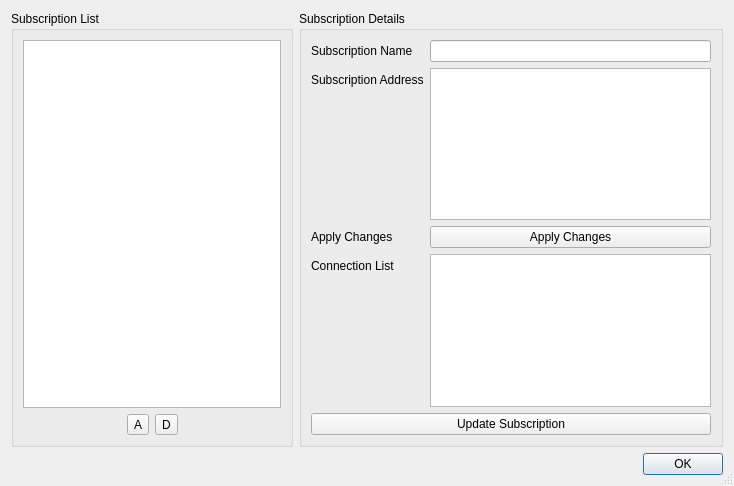
Before: the Qt Designer form src/ui/w_SubscriptionEditor.ui in darsvador/qvssr, drawn with Qt 5.
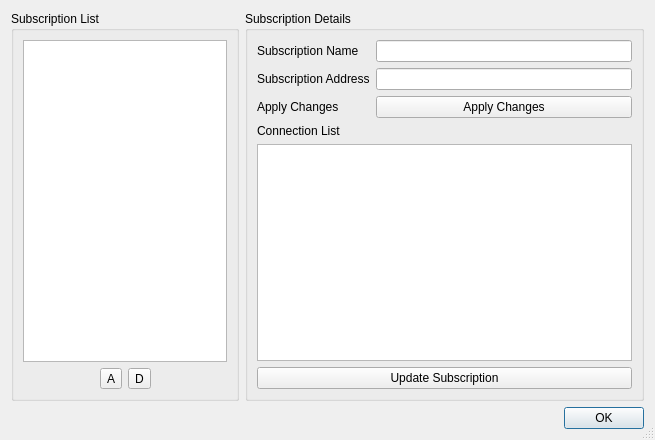
After: the same form once the commit is applied.

Commit message: [add] Added subscription autostart #126 #150 #151

```diff
--- a/src/ui/w_SubscriptionEditor.ui
+++ b/src/ui/w_SubscriptionEditor.ui
@@ -6,10 +6,16 @@
    <rect>
     <x>0</x>
     <y>0</y>
-    <width>734</width>
-    <height>486</height>
+    <width>655</width>
+    <height>440</height>
    </rect>
   </property>
+  <property name="minimumSize">
+   <size>
+    <width>655</width>
+    <height>440</height>
+   </size>
+  </property>
   <property name="windowTitle">
    <string>SubscribeEditor</string>
   </property>
@@ -19,7 +25,17 @@
   <property name="modal">
    <bool>true</bool>
   </property>
-  <layout class="QGridLayout" name="gridLayout" columnstretch="4,6">
+  <layout class="QGridLayout" name="gridLayout" columnstretch="4,7">
+   <item row="1" column="0" colspan="2">
+    <widget class="QDialogButtonBox" name="buttonBox">
+     <property name="orientation">
+      <enum>Qt::Horizontal</enum>
+     </property>
+     <property name="standardButtons">
+      <set>QDialogButtonBox::Ok</set>
+     </property>
+    </widget>
+   </item>
    <item row="0" column="0">
     <widget class="QGroupBox" name="groupBox">
      <property name="title">
@@ -106,6 +122,8 @@
      <property name="title">
       <string>Subscription Details</string>
      </property>
+     <layout class="QVBoxLayout" name="verticalLayout">
+      <item>
      <layout class="QFormLayout" name="formLayout">
       <item row="0" column="0">
        <widget class="QLabel" name="label">
@@ -125,7 +143,7 @@
        </widget>
       </item>
       <item row="1" column="1">
-       <widget class="QPlainTextEdit" name="subAddrTxt"/>
+         <widget class="QLineEdit" name="subAddrTxt"/>
       </item>
       <item row="2" column="0">
        <widget class="QLabel" name="label_3">
@@ -141,17 +159,26 @@
         </property>
        </widget>
       </item>
-      <item row="3" column="0">
+       </layout>
+      </item>
+      <item>
        <widget class="QLabel" name="label_4">
         <property name="text">
          <string>Connection List</string>
         </property>
        </widget>
       </item>
-      <item row="3" column="1">
-       <widget class="QListWidget" name="connectionsList"/>
+      <item>
+       <widget class="QListWidget" name="connectionsList">
+        <property name="editTriggers">
+         <set>QAbstractItemView::NoEditTriggers</set>
+        </property>
+        <property name="resizeMode">
+         <enum>QListView::Adjust</enum>
+        </property>
+       </widget>
       </item>
-      <item row="4" column="0" colspan="2">
+      <item>
        <widget class="QPushButton" name="updateButton">
         <property name="text">
          <string>Update Subscription</string>
@@ -161,16 +188,6 @@
      </layout>
     </widget>
    </item>
-   <item row="1" column="0" colspan="2">
-    <widget class="QDialogButtonBox" name="buttonBox">
-     <property name="orientation">
-      <enum>Qt::Horizontal</enum>
-     </property>
-     <property name="standardButtons">
-      <set>QDialogButtonBox::Ok</set>
-     </property>
-    </widget>
-   </item>
   </layout>
  </widget>
  <resources/>
```
Lines whose indentation alone changed are shown as unchanged. The commit also changes 26 other files.
